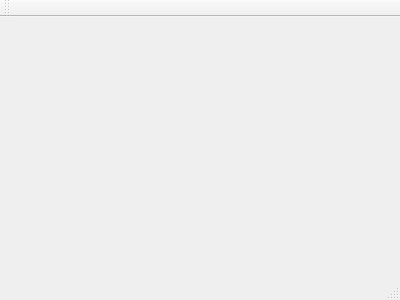
Above: Kunugida/kunugida.ui from tnct-spc/procon2017-comp before the change. Below: the same form after it.
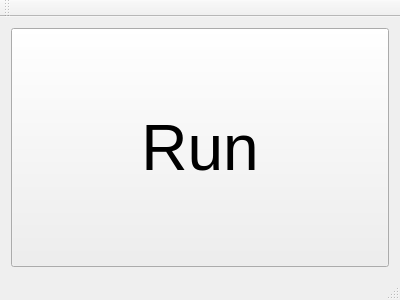
That is the form after the change.

Commit message: [add]add usual main window and RunButton

Patch:
```diff
--- a/Kunugida/kunugida.ui
+++ b/Kunugida/kunugida.ui
@@ -12,13 +12,59 @@
   <property name="windowTitle" >
    <string>Kunugida</string>
   </property>
-  <widget class="QMenuBar" name="menuBar" />
-  <widget class="QToolBar" name="mainToolBar" />
-  <widget class="QWidget" name="centralWidget" />
-  <widget class="QStatusBar" name="statusBar" />
+  <widget class="QWidget" name="centralWidget">
+   <layout class="QGridLayout" name="gridLayout">
+    <item row="0" column="0">
+     <layout class="QHBoxLayout" name="horizontalLayout">
+      <item>
+       <widget class="QPushButton" name="RunButton">
+        <property name="sizePolicy">
+         <sizepolicy hsizetype="Expanding" vsizetype="Expanding">
+          <horstretch>0</horstretch>
+          <verstretch>0</verstretch>
+         </sizepolicy>
+        </property>
+        <property name="font">
+         <font>
+          <pointsize>48</pointsize>
+         </font>
+        </property>
+        <property name="text">
+         <string>Run</string>
+        </property>
+        <property name="iconSize">
+         <size>
+          <width>16</width>
+          <height>16</height>
+         </size>
+        </property>
+       </widget>
+      </item>
+     </layout>
+    </item>
+   </layout>
+  </widget>
+  <widget class="QMenuBar" name="menuBar">
+   <property name="geometry">
+    <rect>
+     <x>0</x>
+     <y>0</y>
+     <width>400</width>
+     <height>19</height>
+    </rect>
+   </property>
+  </widget>
+  <widget class="QToolBar" name="mainToolBar">
+   <attribute name="toolBarArea">
+    <enum>TopToolBarArea</enum>
+   </attribute>
+   <attribute name="toolBarBreak">
+    <bool>false</bool>
+   </attribute>
+  </widget>
+  <widget class="QStatusBar" name="statusBar"/>
  </widget>
- <layoutDefault spacing="6" margin="11" />
- <pixmapfunction></pixmapfunction>
+ <layoutdefault spacing="6" margin="11"/>
  <resources/>
  <connections/>
 </ui>
```
Left out of the diff: 7 changed lines with no effect on the pictures. The commit also changes 2 other files.
